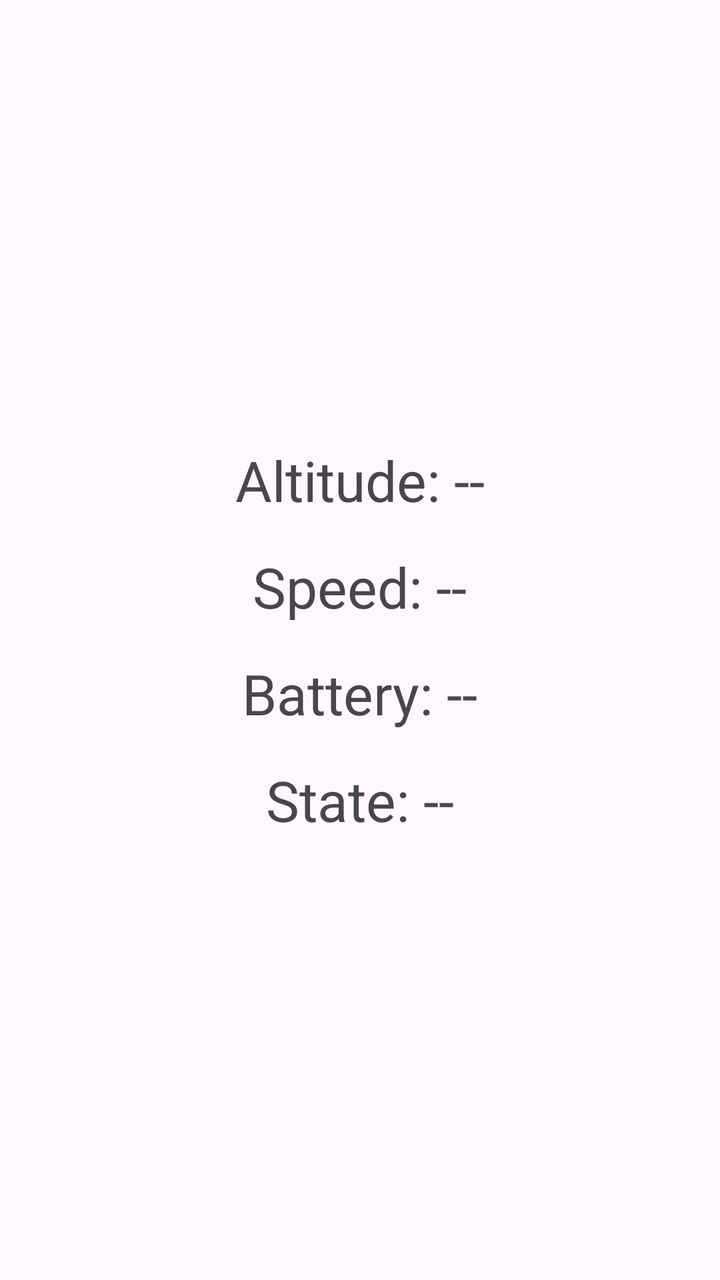
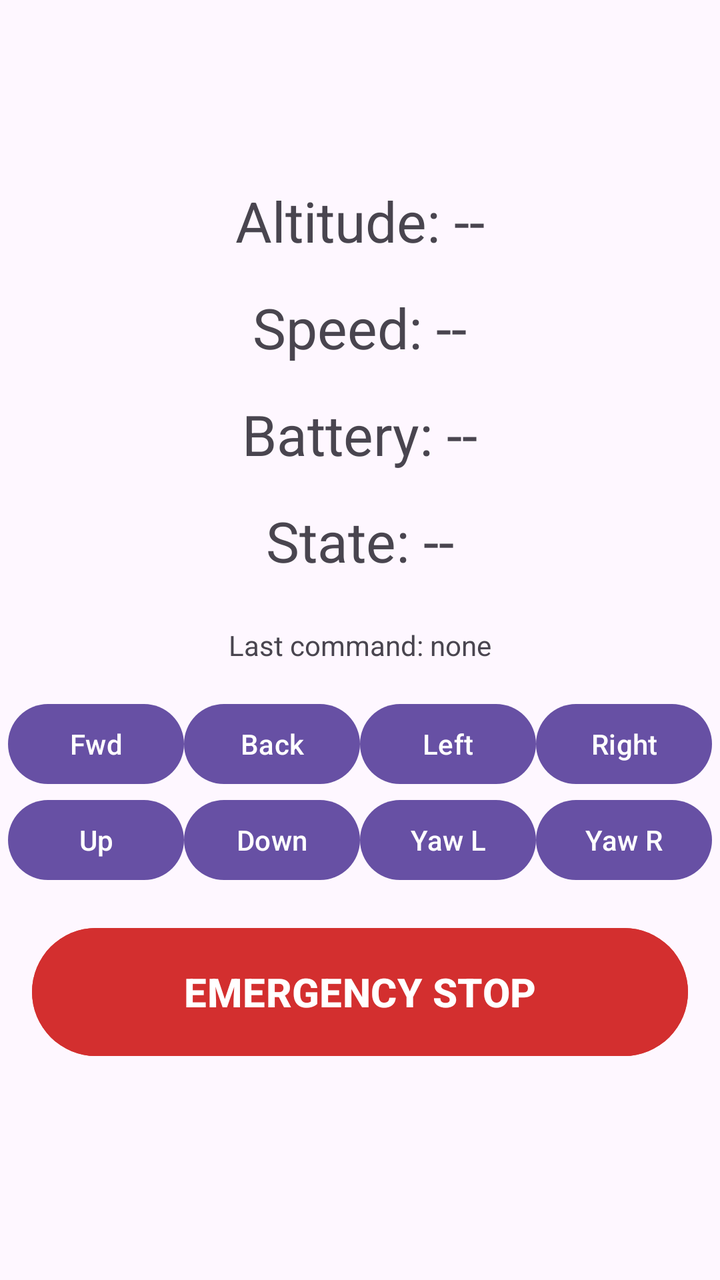

An Android layout rendered at two revisions. The XML below is the earlier revision; the diff shows what the commit changed to produce the second picture.
<!-- AndroidManifest.xml: application theme Theme.DroneControl -->
<!-- res/layout/activity_main.xml -->
<?xml version="1.0" encoding="utf-8"?>
<FrameLayout
    xmlns:android="http://schemas.android.com/apk/res/android"
    android:id="@+id/main"
    android:layout_width="match_parent"
    android:layout_height="match_parent">

    <LinearLayout
        android:layout_width="match_parent"
        android:layout_height="match_parent"
        android:orientation="vertical"
        android:gravity="center"
        android:padding="24dp">

        <TextView
            android:id="@+id/altitudeText"
            android:layout_width="wrap_content"
            android:layout_height="wrap_content"
            android:layout_marginBottom="16dp"
            android:text="Altitude: --"
            android:textSize="28sp" />

        <TextView
            android:id="@+id/speedText"
            android:layout_width="wrap_content"
            android:layout_height="wrap_content"
            android:layout_marginBottom="16dp"
            android:text="Speed: --"
            android:textSize="28sp" />

        <TextView
            android:id="@+id/batteryText"
            android:layout_width="wrap_content"
            android:layout_height="wrap_content"
            android:layout_marginBottom="16dp"
            android:text="Battery: --"
            android:textSize="28sp" />

        <TextView
            android:id="@+id/stateText"
            android:layout_width="wrap_content"
            android:layout_height="wrap_content"
            android:text="State: --"
            android:textSize="28sp" />

    </LinearLayout>
</FrameLayout>
<!-- resources referenced by this layout -->
<resources>
  <style name="Theme.DroneControl" parent="Base.Theme.DroneControl" />
  <style name="Base.Theme.DroneControl" parent="Theme.Material3.DayNight.NoActionBar">
          
          
      </style>
</resources>

<!-- the commit's change to res/layout/activity_main.xml (unified diff, before → after) -->
@@ -1,5 +1,5 @@
 <?xml version="1.0" encoding="utf-8"?>
-<FrameLayout
+<RelativeLayout
     xmlns:android="http://schemas.android.com/apk/res/android"
     android:id="@+id/main"
     android:layout_width="match_parent"
@@ -9,8 +9,7 @@
         android:layout_width="match_parent"
         android:layout_height="match_parent"
         android:orientation="vertical"
-        android:gravity="center"
-        android:padding="24dp">
+        android:gravity="center">
 
         <TextView
             android:id="@+id/altitudeText"
@@ -43,5 +42,54 @@
             android:text="State: --"
             android:textSize="28sp" />
 
+        <TextView
+            android:id="@+id/lastCommandText"
+            android:layout_width="wrap_content"
+            android:layout_height="wrap_content"
+            android:layout_marginTop="24dp"
+            android:text="Last command: none"
+            android:textSize="14sp" />
+
+        <ScrollView
+            android:layout_width="wrap_content"
+            android:layout_height="wrap_content">
+            <LinearLayout
+                android:layout_width="wrap_content"
+                android:layout_height="wrap_content"
+                android:layout_marginTop="16dp"
+                android:orientation="horizontal">
+                <Button android:id="@+id/btnForward" android:layout_width="wrap_content" android:layout_height="wrap_content" android:text="Fwd" />
+                <Button android:id="@+id/btnBack" android:layout_width="wrap_content" android:layout_height="wrap_content" android:text="Back" />
+                <Button android:id="@+id/btnLeft" android:layout_width="wrap_content" android:layout_height="wrap_content" android:text="Left" />
+                <Button android:id="@+id/btnRight" android:layout_width="wrap_content" android:layout_height="wrap_content" android:text="Right" />
+            </LinearLayout>
+        </ScrollView>
+
+        <ScrollView
+            android:layout_width="wrap_content"
+            android:layout_height="wrap_content">
+            <LinearLayout
+                android:layout_width="wrap_content"
+                android:layout_height="wrap_content"
+                android:orientation="horizontal">
+                <Button android:id="@+id/btnUp" android:layout_width="wrap_content" android:layout_height="wrap_content" android:text="Up" />
+                <Button android:id="@+id/btnDown" android:layout_width="wrap_content" android:layout_height="wrap_content" android:text="Down" />
+                <Button android:id="@+id/btnYawLeft" android:layout_width="wrap_content" android:layout_height="wrap_content" android:text="Yaw L" />
+                <Button android:id="@+id/btnYawRight" android:layout_width="wrap_content" android:layout_height="wrap_content" android:text="Yaw R" />
+            </LinearLayout>
+        </ScrollView>
+
+        <Button
+            android:id="@+id/btnEmergency"
+            android:layout_width="match_parent"
+            android:layout_height="72dp"
+            android:layout_gravity="bottom"
+            android:layout_margin="16dp"
+            android:backgroundTint="#D32F2F"
+            android:text="EMERGENCY STOP"
+            android:textColor="#FFFFFF"
+            android:textSize="20sp"
+            android:textStyle="bold" />
+
     </LinearLayout>
-</FrameLayout>
+</RelativeLayout>
